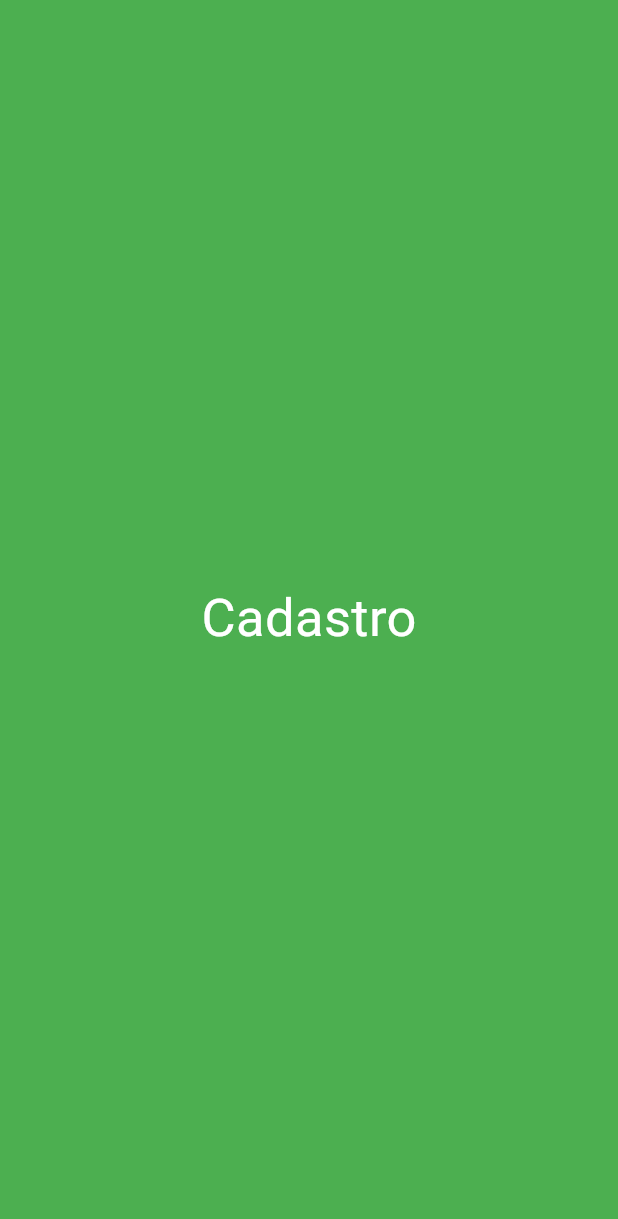
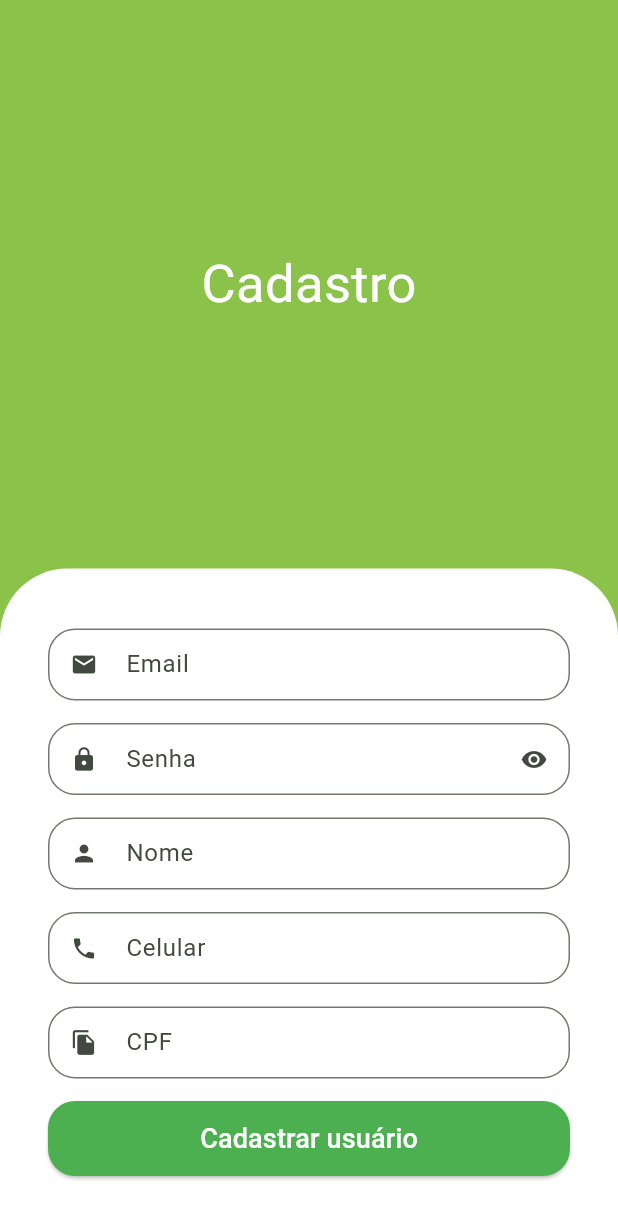
Before and after one commit to matheuspiffer/greengrocer, a Flutter app: the SignUpScreen screen opened directly, on a phone screen of 412 x 824 dp. Shown: the top 1219 px of the screen. Run offline on Flutter 3.47's test engine with Material 3 defaults, Android fonts, the phone set to English and light mode, and no system bars; our stand-ins replace animated_text_kit.

Commit message:
sign up form

```diff
--- a/lib/src/auth/sign_up_screen.dart
+++ b/lib/src/auth/sign_up_screen.dart
@@ -1,13 +1,20 @@
 import 'package:flutter/material.dart';
+import 'package:greengrocer/src/auth/components/custom_text_field.dart';
+import 'package:greengrocer/src/config/custom_colors.dart';
 
 class SignUpScreen extends StatelessWidget {
   const SignUpScreen({super.key});
 
   @override
   Widget build(BuildContext context) {
+    final size = MediaQuery.of(context).size;
     return Scaffold(
-        backgroundColor: Colors.green,
-        body: Column(
+        backgroundColor: CustomColors.customSwatchColor,
+        body: SingleChildScrollView(
+          child: SizedBox(
+            height: size.height,
+            width: size.width,
+            child: Column(
               children: [
                 const Expanded(
                   child: Center(
@@ -17,8 +24,59 @@ class SignUpScreen extends StatelessWidget {
                     ),
                   ),
                 ),
-            Container()
+                Container(
+                  padding:
+                      const EdgeInsets.symmetric(horizontal: 32, vertical: 40),
+                  decoration: const BoxDecoration(
+                    color: Colors.white,
+                    borderRadius: BorderRadius.vertical(
+                      top: Radius.circular(45),
+                    ),
+                  ),
+                  child: Column(
+                    crossAxisAlignment: CrossAxisAlignment.stretch,
+                    children: [
+                      const CustomTextField(
+                        icon: Icons.email,
+                        label: "Email",
+                      ),
+                      const CustomTextField(
+                        icon: Icons.lock,
+                        label: "Senha",
+                        isSecret: true,
+                      ),
+                      const CustomTextField(
+                        icon: Icons.person,
+                        label: "Nome",
+                      ),
+                      const CustomTextField(
+                        icon: Icons.phone,
+                        label: "Celular",
+                      ),
+                      const CustomTextField(
+                        icon: Icons.file_copy,
+                        label: "CPF",
+                      ),
+                      SizedBox(
+                        height: 50,
+                        child: ElevatedButton(
+                            onPressed: () => {},
+                            style: ElevatedButton.styleFrom(
+                                backgroundColor: Colors.green,
+                                shape: RoundedRectangleBorder(
+                                    borderRadius: BorderRadius.circular(18))),
+                            child: const Text(
+                              "Cadastrar usuário",
+                              style:
+                                  TextStyle(fontSize: 18, color: Colors.white),
+                            )),
+                      )
                     ],
+                  ),
+                ),
+              ],
+            ),
+          ),
         ));
   }
 }
```
Lines whose indentation alone changed are shown as unchanged.
